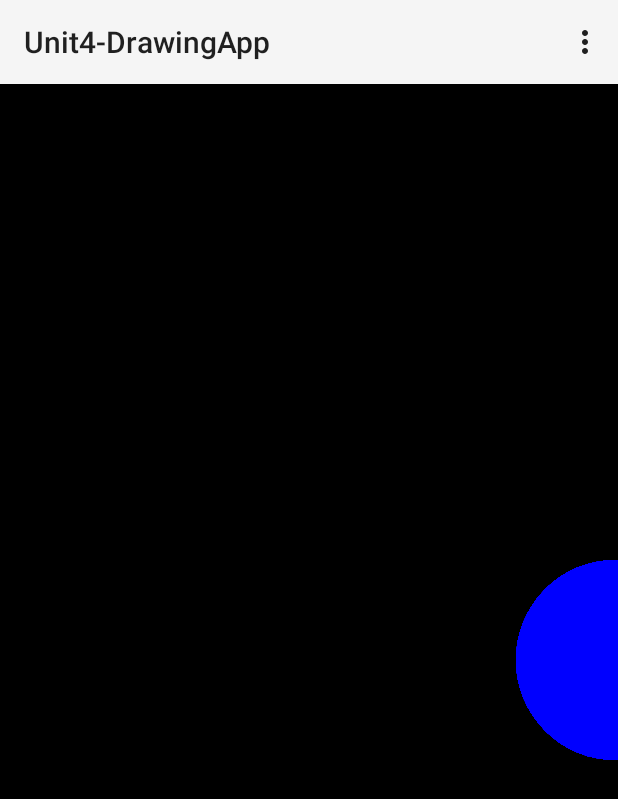
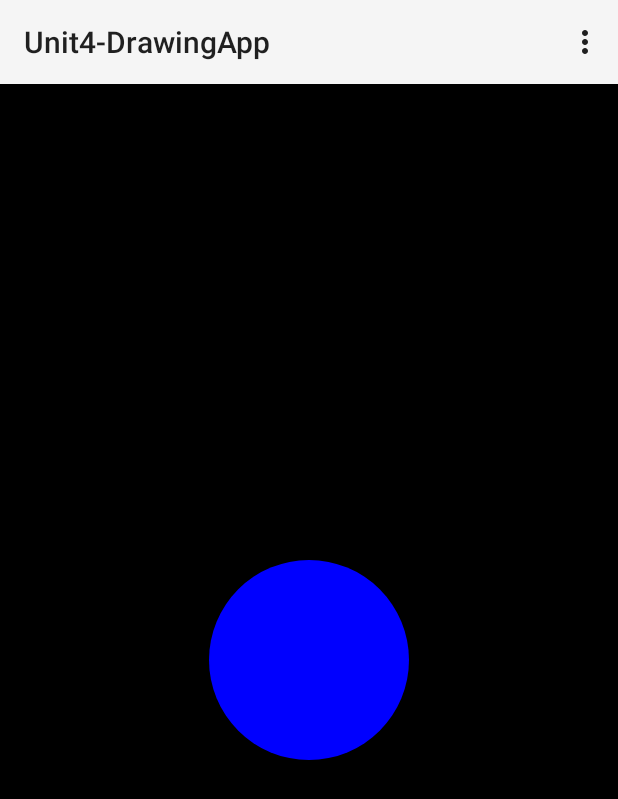
Before and after one commit to CheetahRobotics/Team10182, an Android app: the screen it shows after launch (MainActivity), on a phone screen of 412 x 824 dp. Shown: the top 799 px of the screen. Run offline under Robolectric (Android 15) with nearby library versions, the phone set to English and light mode, and no system bars.

Commit message:
revert back to clean initial version.

```diff
--- a/ProgrammingUnits/Unit4-DrawingApp/app/src/main/java/drwtcp/ftc/com/unit4_drawingapp/MainActivity.java
+++ b/ProgrammingUnits/Unit4-DrawingApp/app/src/main/java/drwtcp/ftc/com/unit4_drawingapp/MainActivity.java
@@ -42,14 +42,7 @@ public class MainActivity extends Activity {
             x = getWidth()/2;
             y = getHeight()/2;
             paint.setColor(Color.BLUE);
-            for (int a = 0; a < 100; a++) {
-                x = y+ 20;
-                   ;addOnAttachStateChangeListener(6); x= x+20;
-                Log.i("test", "a is " + a);
-                Log.i("test", "x is " + x);
-                Log.i("test", "y is " + y);
-                canvas.drawCircle(x,y, radius, paint);
-            }
+            canvas.drawCircle(x, y, radius, paint);
         }
     }
     @Override
```
